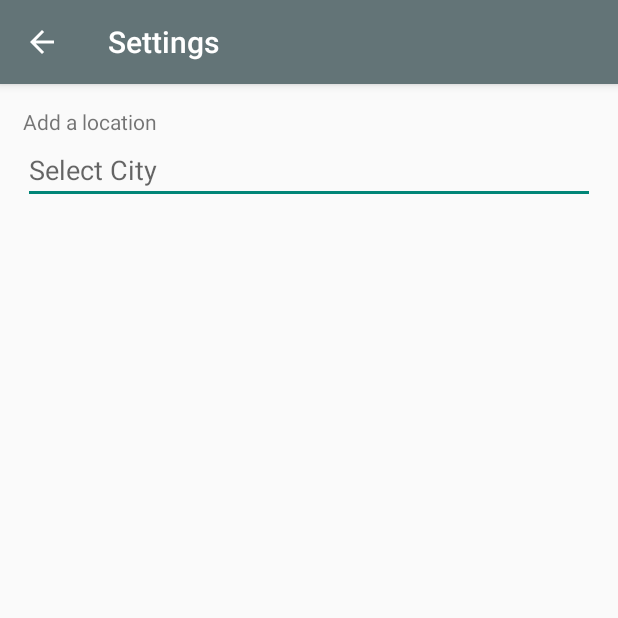
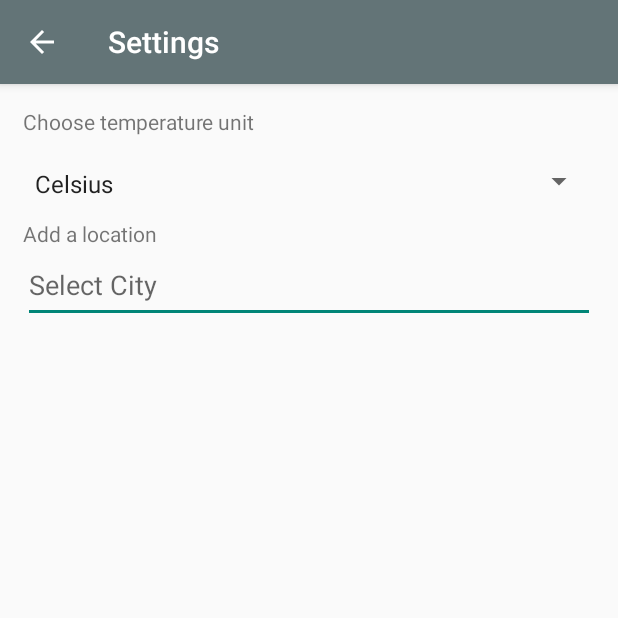
Before and after one commit to frostdog1/android-weather-api, an Android app: the screen it shows after launch (SettingsActivity), after a tap on an icon or button, on a phone screen of 412 x 824 dp, the top half of it. Run offline under Robolectric (Android 15) with nearby library versions, the phone set to English and light mode, and no system bars.

Commit message:
fixed weekly weather view, added temperature unit spinner

```diff
--- a/app/src/main/java/ac/rgu/coursework/AsyncWeatherDownloader.java
+++ b/app/src/main/java/ac/rgu/coursework/AsyncWeatherDownloader.java
@@ -1,7 +1,6 @@
 package ac.rgu.coursework;
 
 import android.os.AsyncTask;
-import android.util.Log;
 
 import java.io.BufferedReader;
 import java.io.IOException;
@@ -19,6 +18,7 @@ public class AsyncWeatherDownloader extends AsyncTask<Void, Void, String> {
 
     // Interface to send result to MainActivity
     private WeatherDownloaderController mController;
+
     // User's requested location
     private final int mLocationID;
 
@@ -41,6 +41,7 @@ public class AsyncWeatherDownloader extends AsyncTask<Void, Void, String> {
     @Override
     protected String doInBackground(Void... voids) {
         URL url;
+        // The result of downloading the JSON file stored in a StringBuilder to be appended to
         StringBuilder jsonResult = new StringBuilder();
         try {
             // Quick Links for homepage
@@ -52,6 +53,7 @@ public class AsyncWeatherDownloader extends AsyncTask<Void, Void, String> {
             throw new IllegalArgumentException("invalid url");
         }
 
+        // Create a connection with the OpenWeatherMap API
         HttpURLConnection conn = null;
         try {
             conn = (HttpURLConnection) url.openConnection();
@@ -68,6 +70,7 @@ public class AsyncWeatherDownloader extends AsyncTask<Void, Void, String> {
             if (status != 200) {
                 throw new IOException("Post failed with error code " + status);
             } else {
+                // Download from the API, read the input stream and add it to jsonResults
                 BufferedReader in = new BufferedReader(new InputStreamReader(conn.getInputStream()));
                 String inputLine;
                 while ((inputLine = in.readLine()) != null) {
--- a/app/src/main/java/ac/rgu/coursework/LocationsAdapter.java
+++ b/app/src/main/java/ac/rgu/coursework/LocationsAdapter.java
@@ -33,14 +33,18 @@ public class LocationsAdapter extends RecyclerView.Adapter<LocationsAdapter.View
     // SharedPreferences used to get and update favourite location
     private final SharedPreferences mPrefs;
 
+    // Database reference used to remove locations
+    private LocationsDatabase mDatabase;
+
     /**
      * Adapter constructor
      *
      * @param locations List of LocationObjects from database
      */
     @SuppressWarnings("WeakerAccess")
-    public LocationsAdapter(List<LocationObject> locations) {
+    public LocationsAdapter(List<LocationObject> locations, LocationsDatabase locationsDatabase) {
         this.mLocations = locations;
+        this.mDatabase = locationsDatabase;
 
         mPrefs = PreferenceManager.getDefaultSharedPreferences(OneStormApplication.getContext());
         favouriteID = mPrefs.getInt("favourite_id", 2657832);
@@ -98,6 +102,21 @@ public class LocationsAdapter extends RecyclerView.Adapter<LocationsAdapter.View
                 mPrefs.edit().putInt("favourite_id", id).apply();
             }
         });
+
+        // Make context menu for long presses on location items to remove them
+        holder.itemView.setOnCreateContextMenuListener((menu, v, menuInfo) ->
+                menu.add("Remove").setOnMenuItemClickListener(item -> {
+                    // Get the index of the view the context menu was made on
+                    RecyclerView recyclerView = (RecyclerView) v.getParent();
+                    int indexOfView = recyclerView.indexOfChild(v);
+
+                    // use the index to get the location ID
+                    int locationID = mLocations.get(indexOfView).getId();
+
+                    // remove it
+                    removeLocation(locationID);
+                    return false;
+                }));
     }
 
     @Override
@@ -158,5 +177,8 @@ public class LocationsAdapter extends RecyclerView.Adapter<LocationsAdapter.View
 
         // Refresh change
         notifyDataSetChanged();
+
+        // Remove the location from the database
+        mDatabase.removeLocation(id);
     }
 }
--- a/app/src/main/java/ac/rgu/coursework/MainActivity.java
+++ b/app/src/main/java/ac/rgu/coursework/MainActivity.java
@@ -9,7 +9,6 @@ import android.net.NetworkInfo;
 import android.os.Bundle;
 import android.preference.PreferenceManager;
 import android.provider.Settings;
-import android.util.Log;
 import android.widget.FrameLayout;
 import android.widget.ScrollView;
 import android.widget.TextView;
@@ -38,7 +37,9 @@ import ac.rgu.coursework.view.TintedImageButton;
 
 public class MainActivity extends AppCompatActivity implements WeatherDownloaderController {
 
+    // RecyclerView used to display weekly weather information
     private RecyclerView mWeeklyWeatherRV;
+
     private SharedPreferences mPrefs;
 
     private List<WeatherData> mWeatherData = new ArrayList<>();
@@ -215,8 +216,7 @@ public class MainActivity extends AppCompatActivity implements WeatherDownloader
         // Finished downloading weather JSON, parse the result and pass it to the WeeklyWeatherAdapter
 
         // Delete weather data if it already exists, the refresh button was clicked
-        if (!mWeatherData.isEmpty()) //noinspection CollectionAddedToSelf,SuspiciousMethodCalls
-            mWeatherData.remove(mWeatherData);
+        if (!mWeatherData.isEmpty()) mWeatherData.clear();
 
         try {
             JSONObject jsonObject = new JSONObject(result);
@@ -257,7 +257,7 @@ public class MainActivity extends AppCompatActivity implements WeatherDownloader
                     mLocationTV.setText(mLocationName);
 
                     // Set temperature
-                    mTempTV.setText(String.valueOf((int) todayTemperature));
+                    mTempTV.setText((int) todayTemperature + " " + temperatureUnit);
 
                     // Set description
                     mDescTV.setText(description);
@@ -286,11 +286,12 @@ public class MainActivity extends AppCompatActivity implements WeatherDownloader
                     // Add the new WeatherData object to the ArrayList to be sent to the WeeklyWeatherAdapter
                     mWeatherData.add(new WeatherData(description, maxTemp, minTemp, temperatureUnit));
                 }
+            }
 
-                // Set the RecyclerView adapter with the weather data from the downloaded JSON file
-                WeeklyWeatherAdapter weeklyWeatherAdapter = new WeeklyWeatherAdapter(this, mWeatherData);
-                mWeeklyWeatherRV.setAdapter(weeklyWeatherAdapter);
-            }
+            // Initialise RecyclerView and its Adapter
+            // Set the RecyclerView adapter with the weather data from the downloaded JSON file
+            WeeklyWeatherAdapter weeklyWeatherAdapter = new WeeklyWeatherAdapter(this, mWeatherData);
+            mWeeklyWeatherRV.swapAdapter(weeklyWeatherAdapter, true);
         } catch (Exception e) {
             e.printStackTrace();
         }
--- a/app/src/main/java/ac/rgu/coursework/SettingsActivity.java
+++ b/app/src/main/java/ac/rgu/coursework/SettingsActivity.java
@@ -1,11 +1,16 @@
 package ac.rgu.coursework;
 
+import android.content.SharedPreferences;
 import android.graphics.Color;
 import android.graphics.drawable.ColorDrawable;
 import android.os.Bundle;
+import android.preference.PreferenceManager;
 import android.view.MenuItem;
+import android.view.View;
+import android.widget.AdapterView;
 import android.widget.ArrayAdapter;
 import android.widget.AutoCompleteTextView;
+import android.widget.Spinner;
 
 import androidx.annotation.NonNull;
 import androidx.appcompat.app.ActionBar;
@@ -24,8 +29,10 @@ import ac.rgu.coursework.model.LocationObject;
 
 public class SettingsActivity extends AppCompatActivity {
 
+    // Used with RecyclerView to display locations and favourite buttons
     private LocationsAdapter locationsAdapter;
 
+    // Retrieve and store locations
     private LocationsDatabase locDatabase;
 
     // ArrayList variable that will hold the city names
@@ -34,10 +41,15 @@ public class SettingsActivity extends AppCompatActivity {
     // ArrayList variable that will hold the city ID's
     ArrayList<Integer> cityIdList = new ArrayList<>();
 
+    // SharedPreferences to store temperature unit
+    private SharedPreferences mPrefs;
+
     @Override
     protected void onCreate(Bundle savedInstanceState) {
         super.onCreate(savedInstanceState);
         setContentView(R.layout.activity_settings);
+
+        mPrefs = PreferenceManager.getDefaultSharedPreferences(OneStormApplication.getContext());
 
         // when activity first opens, read the contents of
         // locations.txt, which holds all the city names and ID's
@@ -49,6 +61,8 @@ public class SettingsActivity extends AppCompatActivity {
 
         actionBar.setDisplayHomeAsUpEnabled(true);
         actionBar.setBackgroundDrawable(new ColorDrawable(Color.parseColor("#637477")));
+
+        setupTempUnitSpinner();
 
         /* create an AutoCompleteTextView which allows for suggestions to
          * show up under a input field as the user types*/
@@ -79,7 +93,7 @@ public class SettingsActivity extends AppCompatActivity {
         List<LocationObject> locationObjects = locDatabase.getLocations();
 
         // Send list of locations to adapter to populate RecyclerView
-        locationsAdapter = new LocationsAdapter(locationObjects);
+        locationsAdapter = new LocationsAdapter(locationObjects, locDatabase);
 
         RecyclerView recyclerView = findViewById(R.id.rv_location_list);
         recyclerView.setLayoutManager(new LinearLayoutManager(this));
@@ -102,6 +116,7 @@ public class SettingsActivity extends AppCompatActivity {
      * @param location Location
      */
     private void addLocation(int id, String location) {
+        // Save the location to the database
         locDatabase.saveLocation(id, location);
 
         // Add the location to the RecyclerView adapter
@@ -110,14 +125,47 @@ public class SettingsActivity extends AppCompatActivity {
     }
 
     /**
-     * Remove location from database and RecyclerView
-     *
-     * @param id ID of location
+     * Set up the temperature unit spinner
      */
-    private void removeLocation(int id) {
-        locDatabase.removeLocation(id);
+    private void setupTempUnitSpinner() {
+        // Find the spinner
+        Spinner spinTempUnit = findViewById(R.id.spin_temp_units);
 
-        locationsAdapter.removeLocation(id);
+        // Make spinner contents and drop down style
+        ArrayAdapter<String> adapter = new ArrayAdapter<>(this,
+                android.R.layout.simple_spinner_item, getResources()
+                .getStringArray(R.array.temperature_units));
+        adapter.setDropDownViewResource(android.R.layout.simple_spinner_dropdown_item);
+        // Set it
+        spinTempUnit.setAdapter(adapter);
+
+        // Set default temperature unit to what the user saved by using index of unit in string resource array
+        String tempUnit = mPrefs.getString("temperature_unit", "C");
+        spinTempUnit.setSelection(tempUnit.equals("C") ? 0 : (tempUnit.equals("F") ? 1 : 2));
+
+        // Respond to spinner item clicks
+        spinTempUnit.setOnItemSelectedListener(new AdapterView.OnItemSelectedListener() {
+            @Override
+            public void onItemSelected(AdapterView<?> adapterView, View view,
+                                       int position, long id) {
+                String temperatureUnit = spinTempUnit.getSelectedItem().toString();
+
+                // Convert temperature unit to shorthand so it can be displayed
+                String tempUnitShort = "C";
+                if (temperatureUnit.equals("Fahrenheit")) {
+                    tempUnitShort = "F";
+                } else if (temperatureUnit.equals("Kelvin")) {
+                    tempUnitShort = "K";
+                }
+
+                // Save the temperature unit with SharedPreferences
+                mPrefs.edit().putString("temperature_unit", tempUnitShort).apply();
+            }
+
+            @Override
+            public void onNothingSelected(AdapterView<?> arg0) {
+            }
+        });
     }
 
     /**
--- a/app/src/main/res/layout/activity_settings.xml
+++ b/app/src/main/res/layout/activity_settings.xml
@@ -1,21 +1,37 @@
 <?xml version="1.0" encoding="utf-8"?>
-<RelativeLayout xmlns:android="http://schemas.android.com/apk/res/android"
+<LinearLayout xmlns:android="http://schemas.android.com/apk/res/android"
     android:layout_width="match_parent"
     android:layout_height="match_parent"
+    android:orientation="vertical"
     android:padding="15dp">
+
+    <TextView
+        android:id="@+id/tv_temperature_unit"
+        android:layout_width="wrap_content"
+        android:layout_height="wrap_content"
+        android:text="@string/title_temperature_unit" />
+
+    <Spinner
+        android:id="@+id/spin_temp_units"
+        android:layout_width="match_parent"
+        android:layout_height="50dp"
+        android:layout_marginTop="5dp"
+        android:paddingTop="15dp"
+        android:paddingBottom="15dp"
+        android:popupBackground="@android:color/white"
+        android:scrollbars="none"
+        android:spinnerMode="dropdown" />
 
     <TextView
         android:id="@+id/tv_add_location"
         android:layout_width="wrap_content"
         android:layout_height="wrap_content"
-        android:layout_alignParentTop="true"
         android:text="@string/title_add_location" />
 
     <AutoCompleteTextView
         android:id="@+id/et_add_location"
         android:layout_width="match_parent"
-        android:layout_height="wrap_content"
-        android:layout_below="@id/tv_add_location"
+        android:layout_height="50dp"
         android:hint="@string/et_hint_add_location"
         android:imeOptions="actionDone"
         android:importantForAutofill="no"
@@ -30,6 +46,5 @@
         android:id="@+id/rv_location_list"
         android:layout_width="match_parent"
         android:layout_height="match_parent"
-        android:layout_below="@+id/et_add_location"
         android:layout_marginTop="5dp" />
-</RelativeLayout>
+</LinearLayout>
--- a/app/src/main/res/values/strings.xml
+++ b/app/src/main/res/values/strings.xml
@@ -14,12 +14,20 @@
     <string name="friday">Fri</string>
 
     <string name="settings">Settings</string>
+    <string name="title_temperature_unit">Choose temperature unit</string>
     <string name="title_add_location">Add a location</string>
     <string name="et_hint_add_location">Select City</string>
 
     <string name="action_refresh">Refreshing!</string>
     <string name="action_share">Share using…</string>
 
+    <!-- temperature unit spinner -->
+    <string-array name="temperature_units">
+        <item>Celsius</item>
+        <item>Fahrenheit</item>
+        <item>Kelvin</item>
+    </string-array>
+
     <!-- connection dialog -->
     <string name="action_ignore">Proceed anyway</string>
     <string name="action_wifi_connect">Connect to WiFi</string>
```
Also changed, not shown: app/src/main/java/ac/rgu/coursework/WeeklyWeatherAdapter.java (+8 -2 lines).
